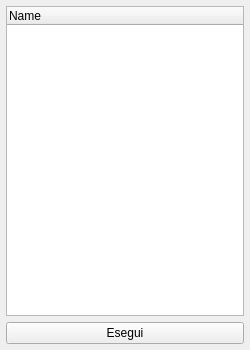
adrianom/AutoStarter, file src/mainq.ui: the form before one commit.
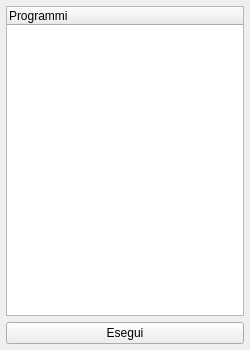
The form after the commit.

Commit message: Prototipo in pyqt4: lista con icone

```diff
--- a/src/mainq.ui
+++ b/src/mainq.ui
@@ -25,7 +25,7 @@
      <widget class="QTreeWidget" name="lista">
       <column>
        <property name="text">
-        <string>Name</string>
+        <string>Programmi</string>
        </property>
       </column>
      </widget>
```
The commit also changes 2 other files.
